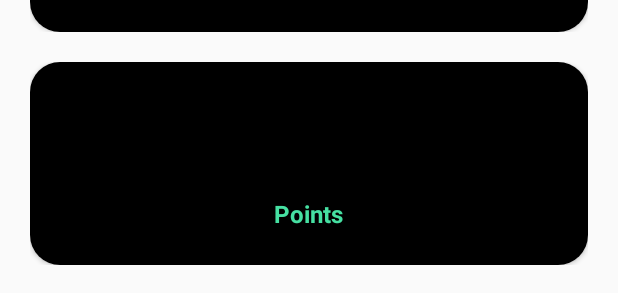
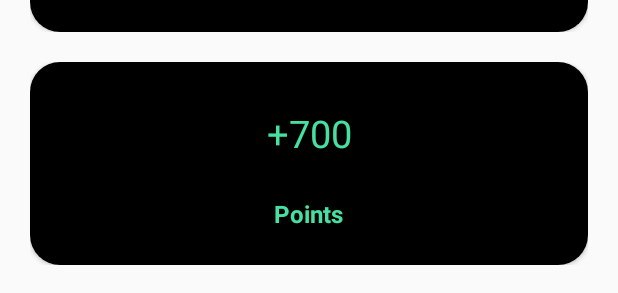
Before and after one commit to trashdeal/trashdeal, an Android app: the layout activity_main.xml on its own in the app's theme, with its tools: preview values and no code run, on a phone screen of 412 x 824 dp. Shown: the part 209-502 px from the top of the screen. Run offline under Robolectric (Android 15) with nearby library versions, the phone set to English and light mode, and no system bars.

Commit message:
Post dashboard modification

```diff
--- a/app/src/main/res/layout/activity_main.xml
+++ b/app/src/main/res/layout/activity_main.xml
@@ -109,9 +109,13 @@ android:id="@+id/drawerLayout">
                         <TextView
                             android:id="@+id/points"
                             android:layout_width="50dp"
+                            android:text="+700"
                             android:layout_height="50dp"
+                            android:textColor="@color/colorPrimaryDark"
                             android:layout_alignParentStart="true"
                             android:layout_alignParentEnd="true"
+                            android:textAlignment="center"
+                            android:textSize="25sp"
                             android:layout_marginStart="50dp"
                             android:layout_marginTop="30dp"
                             android:layout_marginEnd="50dp" />
```
